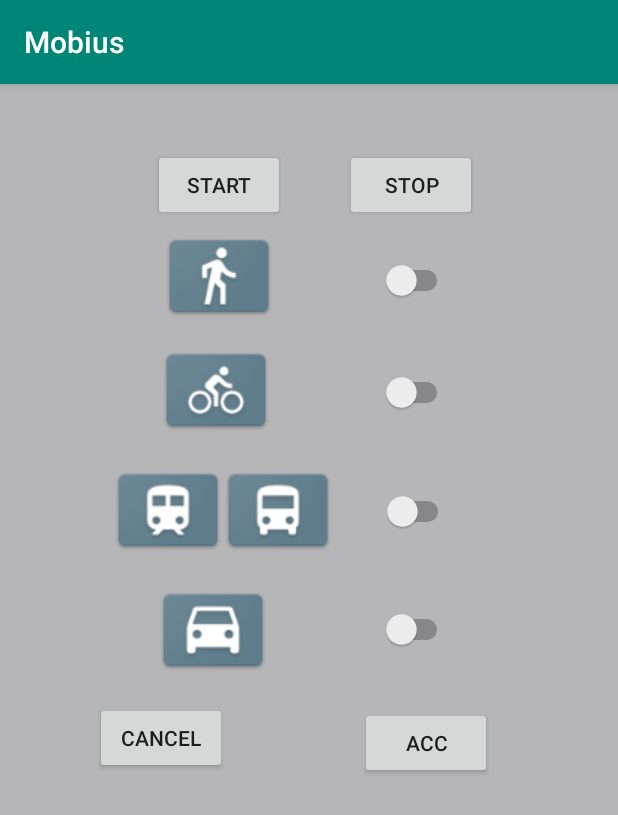
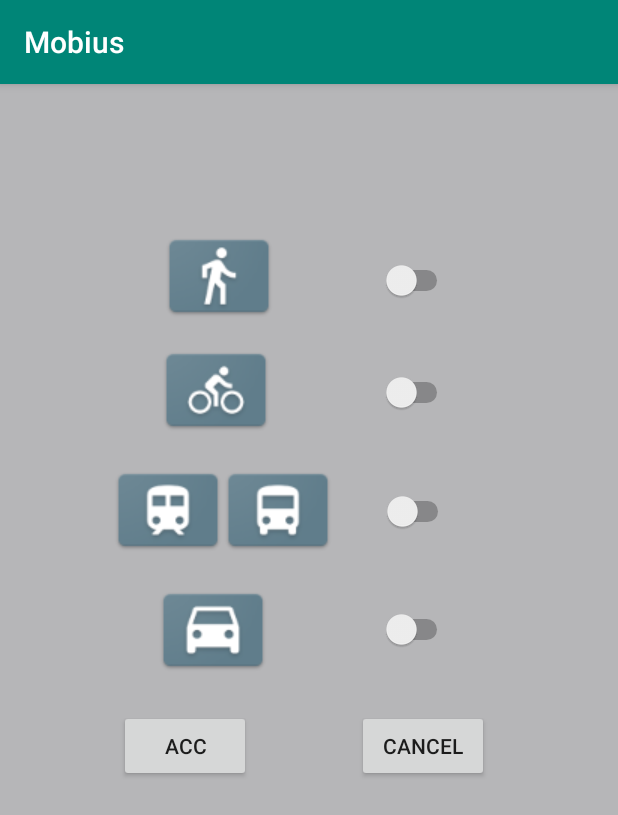
Before and after one commit to khaleelasyraaf/Mobius_Client, an Android app: the screen it shows after launch (MainActivity), on a phone screen of 412 x 824 dp. Shown: the top 815 px of the screen. Run offline under Robolectric (Android 15) with nearby library versions, the phone set to English and light mode, and no system bars.

```diff
--- /dev/null
+++ b/app/src/main/java/com/example/mobius/App.java
@@ -0,0 +1,27 @@
+package com.example.mobius;
+
+import android.app.Application;
+import android.app.NotificationChannel;
+import android.app.NotificationManager;
+import android.os.Build;
+
+public class App extends Application {
+    public static final String CHANNEL_ID = "exampleServiceChannel";
+
+    @Override
+    public void onCreate() {
+        super.onCreate();
+
+        createNotificationChannel();
+    }
+
+    private void createNotificationChannel() {
+        if (Build.VERSION.SDK_INT >= Build.VERSION_CODES.O) {
+            NotificationChannel serviceChannel = new NotificationChannel(
+              CHANNEL_ID, "Service Channel", NotificationManager.IMPORTANCE_DEFAULT);
+
+            NotificationManager manager = getSystemService(NotificationManager.class);
+            manager.createNotificationChannel(serviceChannel);
+        }
+    }
+}
--- a/app/src/main/java/com/example/mobius/FileHelper.java
+++ b/app/src/main/java/com/example/mobius/FileHelper.java
@@ -125,13 +125,14 @@ public class FileHelper {
 
 
     public static void saveToFile(String destinationPath, String data, String fileName){
+        FileOutputStream fileOutputStream = null;
         try {
             new File(destinationPath).mkdirs();
             File file = new File(destinationPath+fileName);
             if (!file.exists()) {
                 file.createNewFile();
             }
-            FileOutputStream fileOutputStream = new FileOutputStream(file,true);
+            fileOutputStream = new FileOutputStream(file,true);
             fileOutputStream.write((data + System.getProperty("line.separator")).getBytes());
 
         }  catch(FileNotFoundException ex) {
@@ -139,7 +140,14 @@ public class FileHelper {
         }  catch(IOException ex) {
             Log.d(TAG, ex.getMessage());
         }
+        finally {
+            if (fileOutputStream != null) {
+                try {
+                    fileOutputStream.close();
+                } catch (IOException e) {
+                    e.printStackTrace();
+                }
+            }
+        }
     }
-
-
 }
--- a/app/src/main/java/com/example/mobius/MainActivity.java
+++ b/app/src/main/java/com/example/mobius/MainActivity.java
@@ -1,6 +1,7 @@
 package com.example.mobius;
 
 import android.Manifest;
+import android.annotation.SuppressLint;
 import android.content.Context;
 import android.content.Intent;
 import android.content.SharedPreferences;
@@ -32,7 +33,7 @@ import java.util.Date;
 public class MainActivity extends AppCompatActivity implements SensorEventListener {
 
     // UI controls
-    private Button mySensorsRequestBtn, mySensorsCancelBtn, myStartServiceBtn, myStopServiceBtn;
+    private Button myStartEverythingBtn, myStopEverythingBtn, myStartServiceBtn, myStopServiceBtn;
 
     private Switch switchWalk, switchBike, switchTrainBus, switchCar;
     private ImageView walkIcon, bikeIcon, trainIcon, busIcon, carIcon;
@@ -62,6 +63,110 @@ public class MainActivity extends AppCompatActivity implements SensorEventListen
     private String dataPath = SDPath + "/Mobius/data/";
     private String zipPath = SDPath + "/Mobius/zip/";
     private String unzipPath = SDPath + "/Mobius/unzip/";
+
+
+    /** Called when the activity is created. */
+    @Override
+    protected void onCreate(Bundle savedInstanceState) {
+        super.onCreate(savedInstanceState);
+
+        if (ContextCompat.checkSelfPermission(this, Manifest.permission.READ_EXTERNAL_STORAGE) != PackageManager.PERMISSION_GRANTED) {
+            ActivityCompat.requestPermissions(this, new String[]{Manifest.permission.READ_EXTERNAL_STORAGE}, 1);
+        }
+
+        if (ContextCompat.checkSelfPermission(this, Manifest.permission.WRITE_EXTERNAL_STORAGE) != PackageManager.PERMISSION_GRANTED) {
+            ActivityCompat.requestPermissions(this, new String[]{Manifest.permission.WRITE_EXTERNAL_STORAGE}, 1);
+        }
+
+        ActivityCompat.requestPermissions(MainActivity.this, new String[] {Manifest.permission.ACCESS_FINE_LOCATION}, 123);
+
+        setContentView(R.layout.activity_main);
+        context = this;
+
+        // Create sensor manager
+        SM = (SensorManager)getSystemService(SENSOR_SERVICE);
+
+        // Accelerometer sensor
+        myAccelerometer = SM.getDefaultSensor(Sensor.TYPE_ACCELEROMETER);
+
+        // Gyroscope sensor
+        myGyroscope = SM.getDefaultSensor(Sensor.TYPE_GYROSCOPE);
+
+        // Register sensor listener
+        SM.registerListener(MainActivity.this, myAccelerometer, 1000000000); // SensorManager.SENSOR_DELAY_FASTEST , SENSOR_DELAY_GAME, SENSOR_DELAY_NORMAL
+        SM.registerListener(MainActivity.this, myGyroscope, 1000000000);
+
+        mLocation = new SimpleLocation(this);
+        mLocation.setBlurRadius(5000);
+
+        if (!mLocation.hasLocationEnabled()) {
+            // ask the user to enable location access
+            SimpleLocation.openSettings(this);
+        }
+
+        //region Widgets
+
+        //UI widgets
+        myStartEverythingBtn = (Button) findViewById(R.id.startEverythingBtn);
+        myStopEverythingBtn = (Button) findViewById(R.id.stopEverythingBtn);
+
+        switchWalk = (Switch)findViewById(R.id.switchButtonWalk);
+        switchBike = (Switch)findViewById(R.id.switchButtonBike);
+        switchTrainBus = (Switch)findViewById(R.id.switchButtonTrainBus);
+        switchCar = (Switch)findViewById(R.id.switchButtonCar);
+
+        walkIcon = (ImageView)findViewById(R.id.walkIcon);
+        bikeIcon = (ImageView)findViewById(R.id.bikeIcon);
+        trainIcon = (ImageView)findViewById(R.id.trainIcon);
+        busIcon = (ImageView)findViewById(R.id.busIcon);
+        carIcon = (ImageView)findViewById(R.id.carIcon);
+
+        //endregion
+
+        String sensorNameList = "Time, Acc_x, Acc_y, Acc_z, Gyro_x, Gyro_y, Gyro_z";
+        String gpsNameList = "Time, Latitude, Longitude";
+        String selfreportNameList = "Time, Transportation Mode, Status";
+        FileHelper.saveToFile(dataPath, sensorNameList, FILENAME1);
+        FileHelper.saveToFile(dataPath, gpsNameList, FILENAME2);
+        FileHelper.saveToFile(dataPath, selfreportNameList, FILENAME3);
+
+        //region Switches
+
+        switchWalk.setOnCheckedChangeListener(new CompoundButton.OnCheckedChangeListener() {
+            @Override
+            public void onCheckedChanged(CompoundButton buttonView, boolean isChecked) {
+                changeSliders(isChecked, "Walking");
+            }
+        });
+
+        switchBike.setOnCheckedChangeListener(new CompoundButton.OnCheckedChangeListener() {
+            @Override
+            public void onCheckedChanged(CompoundButton buttonView, boolean isChecked) {
+                changeSliders(isChecked, "Biking");
+            }
+        });
+
+        switchTrainBus.setOnCheckedChangeListener(new CompoundButton.OnCheckedChangeListener() {
+            @Override
+            public void onCheckedChanged(CompoundButton buttonView, boolean isChecked) {
+                changeSliders(isChecked, "Train/Bus");
+            }
+        });
+
+        switchCar.setOnCheckedChangeListener(new CompoundButton.OnCheckedChangeListener() {
+            @Override
+            public void onCheckedChanged(CompoundButton buttonView, boolean isChecked) {
+                changeSliders(isChecked, "Car");
+            }
+        });
+
+        //endregion
+
+        loadSelfReportData();
+        updateViews();
+
+        startService();
+    }
 
     private void changeSliders(boolean isChecked, String mode){
         SimpleDateFormat format = new SimpleDateFormat("yy-MM-dd HH:mm:ss.SSS");
@@ -127,124 +232,8 @@ public class MainActivity extends AppCompatActivity implements SensorEventListen
         saveSelfReportData();
     }
 
-    /** Called when the activity is created. */
-    @Override
-    protected void onCreate(Bundle savedInstanceState) {
-        super.onCreate(savedInstanceState);
-
-        if (ContextCompat.checkSelfPermission(this, Manifest.permission.READ_EXTERNAL_STORAGE) != PackageManager.PERMISSION_GRANTED) {
-            ActivityCompat.requestPermissions(this, new String[]{Manifest.permission.READ_EXTERNAL_STORAGE}, 1);
-        }
-
-        if (ContextCompat.checkSelfPermission(this, Manifest.permission.WRITE_EXTERNAL_STORAGE) != PackageManager.PERMISSION_GRANTED) {
-            ActivityCompat.requestPermissions(this, new String[]{Manifest.permission.WRITE_EXTERNAL_STORAGE}, 1);
-        }
-
-        ActivityCompat.requestPermissions(MainActivity.this, new String[] {Manifest.permission.ACCESS_FINE_LOCATION}, 123);
-
-        setContentView(R.layout.activity_main);
-        context = this;
-
-        // Create sensor manager
-        SM = (SensorManager)getSystemService(SENSOR_SERVICE);
-
-        // Accelerometer sensor
-        myAccelerometer = SM.getDefaultSensor(Sensor.TYPE_ACCELEROMETER);
-
-        // Gyroscope sensor
-        myGyroscope = SM.getDefaultSensor(Sensor.TYPE_GYROSCOPE);
-
-        // Register sensor listener
-        SM.registerListener(MainActivity.this, myAccelerometer, 1000000000); // SensorManager.SENSOR_DELAY_FASTEST , SENSOR_DELAY_GAME, SENSOR_DELAY_NORMAL
-        SM.registerListener(MainActivity.this, myGyroscope, 1000000000);
-
-        mLocation = new SimpleLocation(this);
-        mLocation.setBlurRadius(5000);
-
-        if (!mLocation.hasLocationEnabled()) {
-            // ask the user to enable location access
-            SimpleLocation.openSettings(this);
-        }
-
-        //region Widgets
-
-        //UI widgets
-        mySensorsRequestBtn = (Button) findViewById(R.id.sensorsRequestBtn);
-        mySensorsCancelBtn = (Button) findViewById(R.id.sensorsCancelBtn);
-        myStartServiceBtn = (Button) findViewById(R.id.startServiceBtn);
-        myStopServiceBtn = (Button) findViewById(R.id.stopServiceBtn);
-
-        switchWalk = (Switch)findViewById(R.id.switchButtonWalk);
-        switchBike = (Switch)findViewById(R.id.switchButtonBike);
-        switchTrainBus = (Switch)findViewById(R.id.switchButtonTrainBus);
-        switchCar = (Switch)findViewById(R.id.switchButtonCar);
-
-        walkIcon = (ImageView)findViewById(R.id.walkIcon);
-        bikeIcon = (ImageView)findViewById(R.id.bikeIcon);
-        trainIcon = (ImageView)findViewById(R.id.trainIcon);
-        busIcon = (ImageView)findViewById(R.id.busIcon);
-        carIcon = (ImageView)findViewById(R.id.carIcon);
-
-        //endregion
-
-        //Subscribe to handle the button click
-        mySensorsRequestBtn.setOnClickListener(myOnSensorsRequestClickHandler);
-        mySensorsCancelBtn.setOnClickListener(myOnSensorsCancelClickHandler);
-
-
-        String sensorNameList = "Time, Acc_x, Acc_y, Acc_z, Gyro_x, Gyro_y, Gyro_z";
-        String gpsNameList = "Time, Latitude, Longitude";
-        String selfreportNameList = "Time, Transportation Mode, Status";
-        FileHelper.saveToFile(dataPath, sensorNameList, FILENAME1);
-        FileHelper.saveToFile(dataPath, gpsNameList, FILENAME2);
-        FileHelper.saveToFile(dataPath, selfreportNameList, FILENAME3);
-
-        //region Switches
-
-        switchWalk.setOnCheckedChangeListener(new CompoundButton.OnCheckedChangeListener() {
-            @Override
-            public void onCheckedChanged(CompoundButton buttonView, boolean isChecked) {
-                changeSliders(isChecked, "Walking");
-            }
-        });
-
-        switchBike.setOnCheckedChangeListener(new CompoundButton.OnCheckedChangeListener() {
-            @Override
-            public void onCheckedChanged(CompoundButton buttonView, boolean isChecked) {
-                changeSliders(isChecked, "Biking");
-            }
-        });
-
-        switchTrainBus.setOnCheckedChangeListener(new CompoundButton.OnCheckedChangeListener() {
-            @Override
-            public void onCheckedChanged(CompoundButton buttonView, boolean isChecked) {
-                changeSliders(isChecked, "Train/Bus");
-            }
-        });
-
-        switchCar.setOnCheckedChangeListener(new CompoundButton.OnCheckedChangeListener() {
-            @Override
-            public void onCheckedChanged(CompoundButton buttonView, boolean isChecked) {
-                changeSliders(isChecked, "Car");
-            }
-        });
-
-        //endregion
-
-        loadSelfReportData();
-        updateViews();
-
-        startGPS();
-        //startSensors();
-        //stopGPS();
-
-        //startSensors();
-        //stopSensors();
-
-    }
-
     String inputExtra = "inputExtra";
-    public void startService(View v) {
+    public void startService() {
         final double latitude = mLocation.getLatitude();
         final double longitude = mLocation.getLongitude();
 
@@ -254,7 +243,7 @@ public class MainActivity extends AppCompatActivity implements SensorEventListen
         ContextCompat.startForegroundService(this, serviceIntent);
     }
 
-    public void stopService(View v) {
+    public void stopService() {
         Intent serviceIntent = new Intent(this, AppService.class);
 
         stopService(serviceIntent);
@@ -271,7 +260,7 @@ public class MainActivity extends AppCompatActivity implements SensorEventListen
 
             mHandler.postDelayed(this, 10000);
 
-            //saveGPSData();
+            saveGPSData();
 
         }
     };
@@ -289,7 +278,6 @@ public class MainActivity extends AppCompatActivity implements SensorEventListen
         public void run() {
             IsDataRequested = true;
             mHandler.postDelayed(this, 5000);
-            //stopSensors();
         }
     };
 
@@ -297,9 +285,9 @@ public class MainActivity extends AppCompatActivity implements SensorEventListen
         mSensorsRunnable.run();
     }
 
-    public void stopSensors() {
-        mHandler.removeCallbacks(mSensorsRunnable);
-    }
+//    public void stopSensors() {
+//        mHandler.removeCallbacks(mSensorsRunnable);
+//    }
 
     public void saveSensorData(SensorEvent v) {
         float Acc_X = v.values[0];
@@ -331,22 +319,41 @@ public class MainActivity extends AppCompatActivity implements SensorEventListen
     }
 
     @Override
+    protected void onPause() {
+        super.onPause();
+        Log.d("onPause", "onPause");
+    }
+
+    @Override
     protected void onResume() {
         super.onResume();
+        Log.d("onResume", "onResume");
     }
 
-    boolean filesZipped = false;
+//    Disable back button to avoid onStop() and onDestroy()
+//    @SuppressLint("MissingSuperCall")
+//    @Override
+//    public void onBackPressed()
+//    {
+//         super.onBackPressed();
+//    }
+
     @Override
     protected void onStop() {
         super.onStop();
+        Log.d("onStop", "onStop");
 
         String zipName = new Date().getTime() + ".zip";
         if (FileHelper.zip(dataPath, zipPath, zipName, filesZipped)){
-            Toast.makeText(MainActivity.this,"Zip successfully.",Toast.LENGTH_LONG).show();
-            new FileSender().execute(zipPath, zipName);
+            //new FileSender().execute(zipPath, zipName);
         }
     }
 
+    @Override
+    protected void onDestroy() {
+        super.onDestroy();
+        Log.d("onDestroy", "onDestroy");
+    }
 
     @Override
     public void onAccuracyChanged(Sensor sensor, int accuracy) {
@@ -380,34 +387,10 @@ public class MainActivity extends AppCompatActivity implements SensorEventListen
                     " "+sensorNameShort+"_Y:" + event.values[1] +
                     " "+sensorNameShort+"_Z:" + event.values[2]);
 
-            //saveSensorData(event);
+            saveSensorData(event);
         }
 
     }
-
-
-    // Button that sends the sensor data when clicked
-    private OnClickListener myOnSensorsRequestClickHandler = new OnClickListener() {
-        @Override
-                public void onClick(View sensors) {
-
-                IsDataRequested = !IsDataRequested;
-                startSensors();
-                Log.d("Sensors", "Sensors Button Pressed");
-                //Toast.makeText(MainActivity.this, "Sensors activated", Toast.LENGTH_SHORT).show();
-
-        }
-    };
-
-    private OnClickListener myOnSensorsCancelClickHandler = new OnClickListener() {
-        @Override
-        public void onClick(View sensors) {
-
-            SM.unregisterListener(MainActivity.this);
-
-        }
-    };
-
 
     public void saveSelfReportData() {
         SharedPreferences sharedPreferences = getSharedPreferences(SHARED_PREFS, MODE_PRIVATE);
@@ -428,6 +411,7 @@ public class MainActivity extends AppCompatActivity implements SensorEventListen
         switchBikeOnOff = sharedPreferences.getBoolean(SWITCH_BIKE, false);
         switchTrainBusOnOff = sharedPreferences.getBoolean(SWITCH_TRAIN_BUS, false);
         switchCarOnOff = sharedPreferences.getBoolean(SWITCH_CAR, false);
+
     }
 
     public void updateViews() {
@@ -436,7 +420,23 @@ public class MainActivity extends AppCompatActivity implements SensorEventListen
         switchBike.setChecked(switchBikeOnOff);
         switchTrainBus.setChecked(switchTrainBusOnOff);
         switchCar.setChecked(switchCarOnOff);
+    }
 
+    // Button that sends the sensor data when clicked
+    public void startEverything(View v) {
+        IsDataRequested = !IsDataRequested;
+        startSensors();
+        startGPS();
+        Log.d("Sensors", "Sensors Button Pressed");
+        Toast.makeText(MainActivity.this, "Sensors activated", Toast.LENGTH_SHORT).show();
+    }
+
+    boolean filesZipped = false;
+    public void stopEverything(View v) {
+        SM.unregisterListener(MainActivity.this);
+        stopGPS();
+        stopService();
+        Toast.makeText(MainActivity.this, "Sensors stopped and zipped", Toast.LENGTH_SHORT).show();
     }
 
 }
--- a/app/src/main/res/layout/activity_main.xml
+++ b/app/src/main/res/layout/activity_main.xml
@@ -10,51 +10,32 @@
     tools:context=".MainActivity">
 
     <Button
-        android:id="@+id/sensorsRequestBtn"
+        android:id="@+id/startEverythingBtn"
         android:layout_width="wrap_content"
         android:layout_height="wrap_content"
         android:layout_alignParentStart="true"
         android:layout_alignParentLeft="true"
         android:layout_alignParentTop="true"
-        android:layout_marginStart="240dp"
-        android:layout_marginLeft="240dp"
-        android:layout_marginTop="415dp"
+        android:layout_marginStart="79dp"
+        android:layout_marginLeft="79dp"
+        android:layout_marginTop="417dp"
+        android:onClick="startEverything"
         android:text="Acc"
         tools:layout_editor_absoluteX="161dp"
         tools:layout_editor_absoluteY="413dp" />
 
-
     <Button
-        android:id="@+id/startServiceBtn"
+        android:id="@+id/stopEverythingBtn"
         android:layout_width="wrap_content"
         android:layout_height="wrap_content"
         android:layout_alignParentStart="true"
         android:layout_alignParentLeft="true"
         android:layout_alignParentTop="true"
-        android:layout_centerHorizontal="true"
-        android:layout_marginStart="102dp"
-        android:layout_marginLeft="102dp"
-        android:layout_marginTop="43dp"
-        android:onClick="startService"
-        android:text="Start"
-        tools:layout_editor_absoluteX="161dp"
-        tools:layout_editor_absoluteY="413dp" />
-
-    <Button
-        android:id="@+id/stopServiceBtn"
-        android:layout_width="wrap_content"
-        android:layout_height="wrap_content"
-        android:layout_alignParentStart="true"
-        android:layout_alignParentLeft="true"
-        android:layout_alignParentTop="true"
-        android:layout_centerHorizontal="true"
-        android:layout_marginStart="230dp"
-        android:layout_marginLeft="230dp"
-        android:layout_marginTop="43dp"
-        android:onClick="stopService"
-        android:text="Stop"
-        tools:layout_editor_absoluteX="161dp"
-        tools:layout_editor_absoluteY="413dp" />
+        android:layout_marginStart="238dp"
+        android:layout_marginLeft="238dp"
+        android:layout_marginTop="417dp"
+        android:onClick="stopEverything"
+        android:text="Cancel" />
 
     <ImageView
         android:id="@+id/walkIcon"
@@ -169,17 +150,4 @@
         android:textOff="Off"
         android:textOn="On" />
 
-    <Button
-        android:id="@+id/sensorsCancelBtn"
-        android:layout_width="wrap_content"
-        android:layout_height="wrap_content"
-        android:layout_alignParentStart="true"
-        android:layout_alignParentLeft="true"
-        android:layout_alignParentTop="true"
-        android:layout_marginStart="63dp"
-        android:layout_marginLeft="63dp"
-        android:layout_marginTop="412dp"
-        android:text="Cancel" />
-
-
 </RelativeLayout>
```
Also changed, not shown: app/src/main/java/com/example/mobius/AppService.java (added, +52 -0 lines), app/src/main/res/drawable/ic_android.xml (added, +9 -0 lines).
